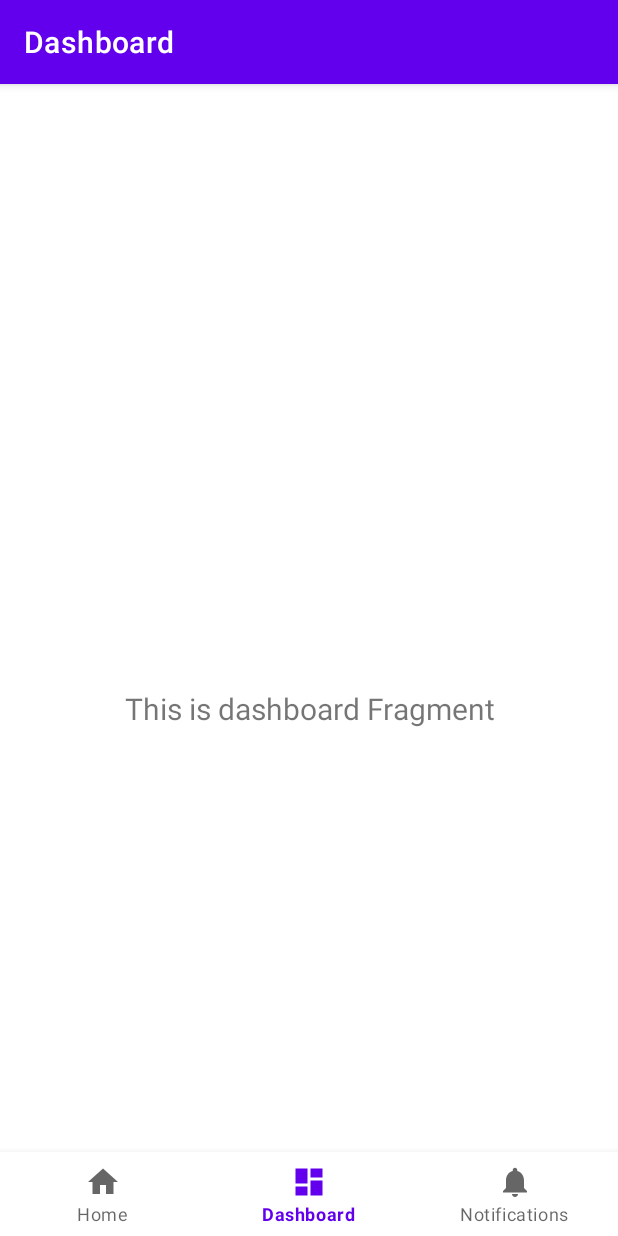
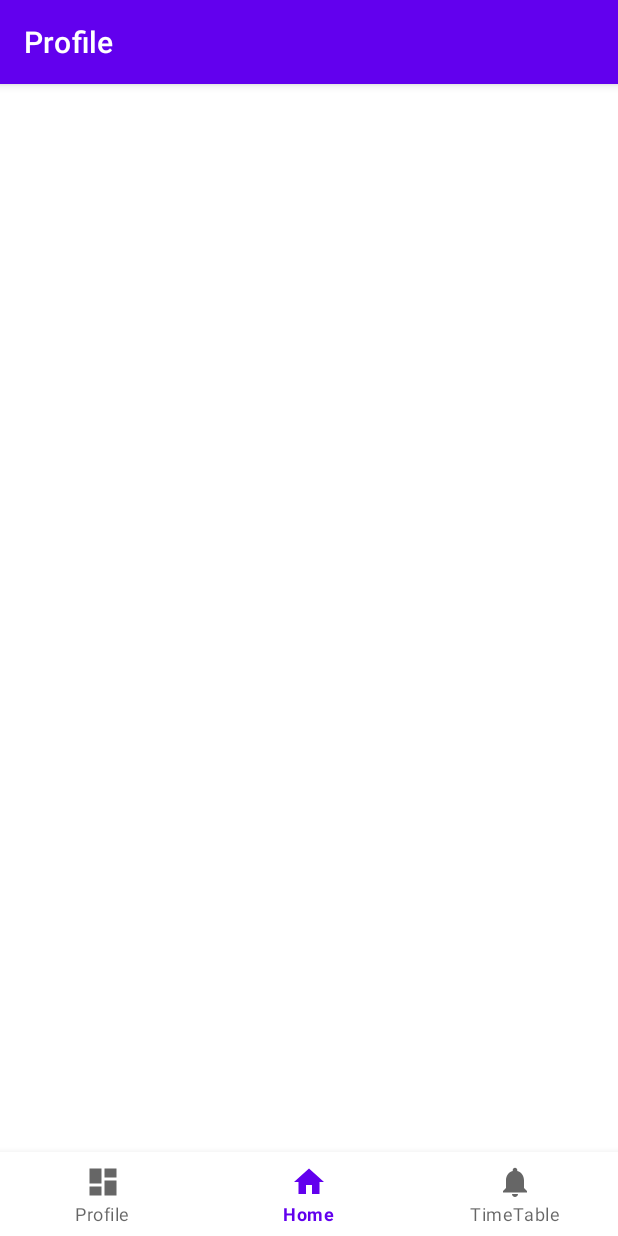
Before and after one commit to bomohit/navigation_app, an Android app: the ProfileFragment screen opened through its navigation route, item 2 of the bottom bar chosen, on a phone screen of 412 x 824 dp. Run offline under Robolectric (Android 15) with nearby library versions, the phone set to English and light mode, and no system bars; our stand-ins replace navigation-ui.

Commit message:
change name

```diff
--- a/app/src/main/java/com/example/navigation_app/MainActivity.kt
+++ b/app/src/main/java/com/example/navigation_app/MainActivity.kt
@@ -1,7 +1,6 @@
 package com.example.navigation_app
 
 import android.os.Bundle
-import android.util.Log.d
 import com.google.android.material.bottomnavigation.BottomNavigationView
 import androidx.appcompat.app.AppCompatActivity
 import androidx.lifecycle.ViewModelProvider
@@ -26,7 +25,7 @@ class MainActivity : AppCompatActivity() {
         // Passing each menu ID as a set of Ids because each
         // menu should be considered as top level destinations.
         val appBarConfiguration = AppBarConfiguration(setOf(
-                R.id.navigation_home, R.id.navigation_dashboard, R.id.navigation_notifications))
+               R.id.navigation_profile, R.id.navigation_home, R.id.navigation_timetable))
         setupActionBarWithNavController(navController, appBarConfiguration)
         navView.setupWithNavController(navController)
 
--- a/app/src/main/java/com/example/navigation_app/ui/notifications/NotificationsFragment.kt
+++ b/app/src/main/java/com/example/navigation_app/ui/dashboard/ProfileFragment.kt
@@ -1,7 +1,6 @@
-package com.example.navigation_app.ui.notifications
+package com.example.navigation_app.ui.dashboard
 
 import android.os.Bundle
-import android.util.Log
 import android.util.Log.d
 import android.view.LayoutInflater
 import android.view.View
@@ -13,26 +12,25 @@ import androidx.lifecycle.ViewModelProvider
 import com.example.navigation_app.R
 import com.example.navigation_app.viewmodel.loginViewModel
 
-class NotificationsFragment : Fragment() {
+class ProfileFragment : Fragment() {
 
-    private lateinit var notificationsViewModel: NotificationsViewModel
+    private lateinit var profileViewModel: ProfileViewModel
 
     override fun onCreateView(
             inflater: LayoutInflater,
             container: ViewGroup?,
             savedInstanceState: Bundle?
     ): View? {
-        notificationsViewModel =
-                ViewModelProvider(this).get(NotificationsViewModel::class.java)
-        val root = inflater.inflate(R.layout.fragment_notifications, container, false)
-        val textView: TextView = root.findViewById(R.id.text_notifications)
-        notificationsViewModel.text.observe(viewLifecycleOwner, Observer {
-            textView.text = it
+        profileViewModel =
+                ViewModelProvider(this).get(ProfileViewModel::class.java)
+        val root = inflater.inflate(R.layout.fragment_profile, container, false)
+//        val textView: TextView = root.findViewById(R.id.text_dashboard)
+        profileViewModel.text.observe(viewLifecycleOwner, Observer {
+//            textView.text = it
         })
 
         var viewModel = ViewModelProvider(requireActivity()).get(loginViewModel::class.java)
-        d("bomoh", viewModel.id.toString() + "notification")
-
+        d("bomoh", viewModel.id.toString() + "dashboard")
         return root
     }
 }
--- a/app/src/main/java/com/example/navigation_app/ui/dashboard/DashboardViewModel.kt
+++ b/app/src/main/java/com/example/navigation_app/ui/dashboard/ProfileViewModel.kt
@@ -4,7 +4,7 @@ import androidx.lifecycle.LiveData
 import androidx.lifecycle.MutableLiveData
 import androidx.lifecycle.ViewModel
 
-class DashboardViewModel : ViewModel() {
+class ProfileViewModel : ViewModel() {
 
     private val _text = MutableLiveData<String>().apply {
         value = "This is dashboard Fragment"
--- a/app/src/main/java/com/example/navigation_app/ui/dashboard/DashboardFragment.kt
+++ b/app/src/main/java/com/example/navigation_app/ui/notifications/TimeTableFragment.kt
@@ -1,6 +1,7 @@
-package com.example.navigation_app.ui.dashboard
+package com.example.navigation_app.ui.notifications
 
 import android.os.Bundle
+import android.util.Log
 import android.util.Log.d
 import android.view.LayoutInflater
 import android.view.View
@@ -12,25 +13,26 @@ import androidx.lifecycle.ViewModelProvider
 import com.example.navigation_app.R
 import com.example.navigation_app.viewmodel.loginViewModel
 
-class DashboardFragment : Fragment() {
+class TimeTableFragment : Fragment() {
 
-    private lateinit var dashboardViewModel: DashboardViewModel
+    private lateinit var notificationsViewModel: NotificationsViewModel
 
     override fun onCreateView(
             inflater: LayoutInflater,
             container: ViewGroup?,
             savedInstanceState: Bundle?
     ): View? {
-        dashboardViewModel =
-                ViewModelProvider(this).get(DashboardViewModel::class.java)
-        val root = inflater.inflate(R.layout.fragment_dashboard, container, false)
-        val textView: TextView = root.findViewById(R.id.text_dashboard)
-        dashboardViewModel.text.observe(viewLifecycleOwner, Observer {
+        notificationsViewModel =
+                ViewModelProvider(this).get(NotificationsViewModel::class.java)
+        val root = inflater.inflate(R.layout.fragment_notifications, container, false)
+        val textView: TextView = root.findViewById(R.id.text_notifications)
+        notificationsViewModel.text.observe(viewLifecycleOwner, Observer {
             textView.text = it
         })
 
         var viewModel = ViewModelProvider(requireActivity()).get(loginViewModel::class.java)
-        d("bomoh", viewModel.id.toString() + "dashboard")
+        d("bomoh", viewModel.id.toString() + "notification")
+
         return root
     }
 }
--- a/app/src/main/res/layout/fragment_dashboard.xml
+++ /dev/null
@@ -1,22 +0,0 @@
-<?xml version="1.0" encoding="utf-8"?>
-<androidx.constraintlayout.widget.ConstraintLayout xmlns:android="http://schemas.android.com/apk/res/android"
-    xmlns:app="http://schemas.android.com/apk/res-auto"
-    xmlns:tools="http://schemas.android.com/tools"
-    android:layout_width="match_parent"
-    android:layout_height="match_parent"
-    tools:context=".ui.dashboard.DashboardFragment">
-
-    <TextView
-        android:id="@+id/text_dashboard"
-        android:layout_width="match_parent"
-        android:layout_height="wrap_content"
-        android:layout_marginStart="8dp"
-        android:layout_marginTop="8dp"
-        android:layout_marginEnd="8dp"
-        android:textAlignment="center"
-        android:textSize="20sp"
-        app:layout_constraintBottom_toBottomOf="parent"
-        app:layout_constraintEnd_toEndOf="parent"
-        app:layout_constraintStart_toStartOf="parent"
-        app:layout_constraintTop_toTopOf="parent" />
-</androidx.constraintlayout.widget.ConstraintLayout>
--- a/app/src/main/res/layout/fragment_notifications.xml
+++ b/app/src/main/res/layout/fragment_notifications.xml
@@ -4,7 +4,7 @@
     xmlns:tools="http://schemas.android.com/tools"
     android:layout_width="match_parent"
     android:layout_height="match_parent"
-    tools:context=".ui.notifications.NotificationsFragment">
+    tools:context=".ui.notifications.TimeTableFragment">
 
     <TextView
         android:id="@+id/text_notifications"
--- /dev/null
+++ b/app/src/main/res/layout/fragment_profile.xml
@@ -0,0 +1,7 @@
+<?xml version="1.0" encoding="utf-8"?>
+<androidx.constraintlayout.widget.ConstraintLayout xmlns:android="http://schemas.android.com/apk/res/android"
+    xmlns:app="http://schemas.android.com/apk/res-auto"
+    xmlns:tools="http://schemas.android.com/tools"
+    android:layout_width="match_parent"
+    android:layout_height="match_parent"
+    tools:context=".ui.dashboard.ProfileFragment"/>
--- a/app/src/main/res/menu/bottom_nav_menu.xml
+++ b/app/src/main/res/menu/bottom_nav_menu.xml
@@ -1,19 +1,18 @@
 <?xml version="1.0" encoding="utf-8"?>
 <menu xmlns:android="http://schemas.android.com/apk/res/android">
+
+    <item
+        android:id="@+id/navigation_profile"
+        android:icon="@drawable/ic_dashboard_black_24dp"
+        android:title="@string/title_profile" />
 
     <item
         android:id="@+id/navigation_home"
         android:icon="@drawable/ic_home_black_24dp"
         android:title="@string/title_home" />
-
     <item
-        android:id="@+id/navigation_dashboard"
-        android:icon="@drawable/ic_dashboard_black_24dp"
-        android:title="@string/title_dashboard" />
-
-    <item
-        android:id="@+id/navigation_notifications"
+        android:id="@+id/navigation_timetable"
         android:icon="@drawable/ic_notifications_black_24dp"
-        android:title="@string/title_notifications" />
+        android:title="@string/title_timetable" />
 
 </menu>
--- a/app/src/main/res/navigation/mobile_navigation.xml
+++ b/app/src/main/res/navigation/mobile_navigation.xml
@@ -3,7 +3,7 @@
     xmlns:app="http://schemas.android.com/apk/res-auto"
     xmlns:tools="http://schemas.android.com/tools"
     android:id="@+id/mobile_navigation"
-    app:startDestination="@+id/navigation_home">
+    app:startDestination="@id/navigation_home">
 
     <fragment
         android:id="@+id/navigation_home"
@@ -12,14 +12,14 @@
         tools:layout="@layout/fragment_home" />
 
     <fragment
-        android:id="@+id/navigation_dashboard"
-        android:name="com.example.navigation_app.ui.dashboard.DashboardFragment"
-        android:label="@string/title_dashboard"
-        tools:layout="@layout/fragment_dashboard" />
+        android:id="@+id/navigation_profile"
+        android:name="com.example.navigation_app.ui.dashboard.ProfileFragment"
+        android:label="@string/title_profile"
+        tools:layout="@layout/fragment_profile" />
 
     <fragment
-        android:id="@+id/navigation_notifications"
-        android:name="com.example.navigation_app.ui.notifications.NotificationsFragment"
-        android:label="@string/title_notifications"
+        android:id="@+id/navigation_timetable"
+        android:name="com.example.navigation_app.ui.notifications.TimeTableFragment"
+        android:label="@string/title_timetable"
         tools:layout="@layout/fragment_notifications" />
 </navigation>
--- a/app/src/main/res/values/strings.xml
+++ b/app/src/main/res/values/strings.xml
@@ -1,6 +1,6 @@
 <resources>
     <string name="app_name">Navigation_App</string>
     <string name="title_home">Home</string>
-    <string name="title_dashboard">Dashboard</string>
-    <string name="title_notifications">Notifications</string>
+    <string name="title_profile">Profile</string>
+    <string name="title_timetable">TimeTable</string>
 </resources>
```
